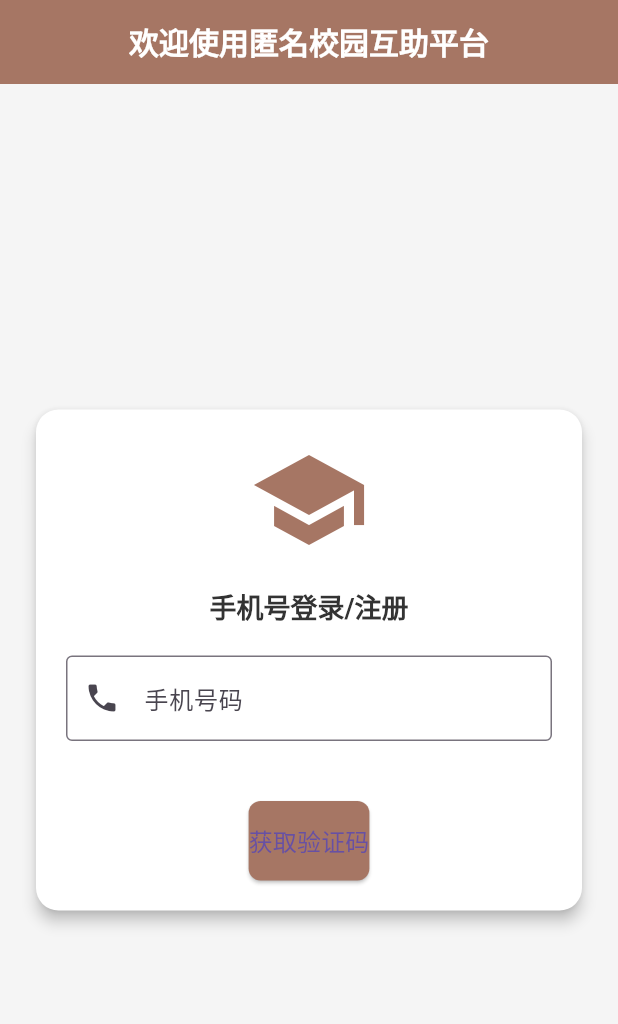
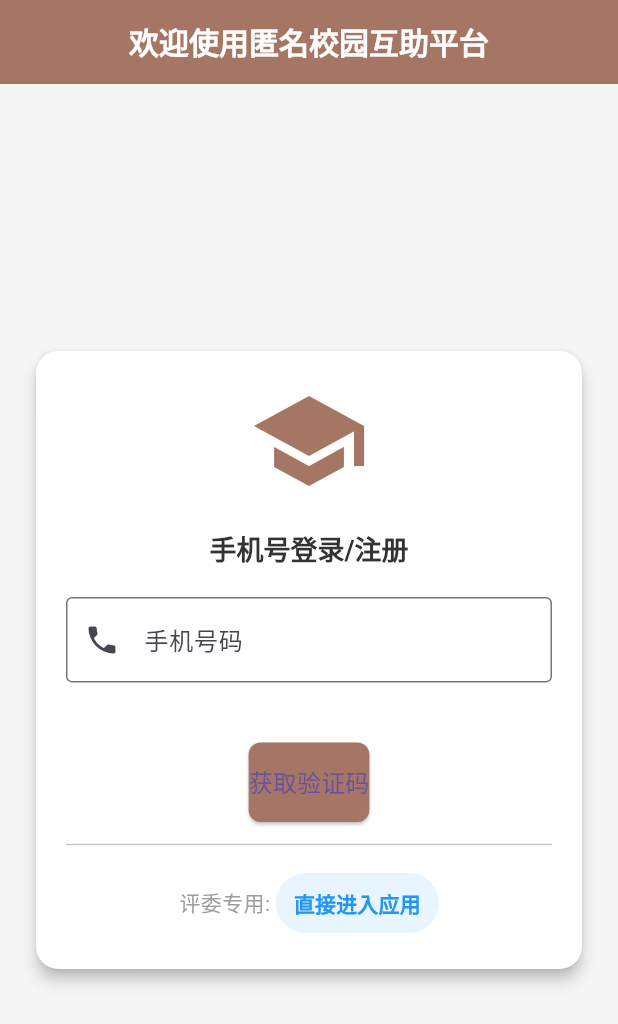
Before and after one commit to AsherDe/StoneU_Hood, a Flutter app: the screen it shows after launch, on a phone screen of 412 x 824 dp. Shown: the top 1024 px of the screen. Run offline on Flutter 3.47's test engine with Material 3 defaults, Android fonts, the light colour scheme and no system bars; our stand-ins replace flutter_local_notifications, flutter_markdown, flutter_secure_storage, shared_preferences, sqflite, timezone and 1 more; missing offline and left inert: device_calendar; accounts and stored records are empty; statements that could not run were skipped.

Commit message:
v1.1.0比赛专版

```diff
--- a/lib/features/ai/services/community_service.dart
+++ b/lib/features/ai/services/community_service.dart
@@ -5,7 +5,7 @@ import 'package:shared_preferences/shared_preferences.dart';
 import '../models/post.dart';
 
 class CommunityService {
-  static const String baseUrl = 'http://127.0.0.1:8081/api';
+  static const String baseUrl = 'http://stoneu.uend.top:8081/api';
 
   // 获取最新帖子列表
   Future<List<Post>> getRecentPosts({int limit = 5}) async {
--- a/lib/features/ai/services/weather_service.dart
+++ b/lib/features/ai/services/weather_service.dart
@@ -1,7 +1,6 @@
 import 'dart:convert';
 import 'package:http/http.dart' as http;
 import 'package:intl/intl.dart';
-import 'package:path/path.dart';
 
 class WeatherService {
   static const String apiKey = '158e173060d97aa31a8e26230a6cb3cc';
--- a/lib/features/community/screens/login_screen.dart
+++ b/lib/features/community/screens/login_screen.dart
@@ -174,7 +174,7 @@ class _LoginScreenState extends State<LoginScreen> {
                             padding: EdgeInsets.symmetric(vertical: 15),
                             backgroundColor: AppTheme.primaryColor,
                           ),
-                          child: Text('获取验证码', style: TextStyle(fontSize: 16)),
+                          child: Text(_otpSent ? '验证并登录' : '获取验证码', style: TextStyle(fontSize: 16)),
                         ),
 
                     if (_otpSent)
@@ -182,6 +182,35 @@ class _LoginScreenState extends State<LoginScreen> {
                         onPressed: _isLoading ? null : _sendOtp,
                         child: Text('重新发送验证码'),
                       ),
+
+                    // 评委专用跳过按钮
+                    Divider(height: 30),
+                    Row(
+                      mainAxisAlignment: MainAxisAlignment.center,
+                      children: [
+                        Text('评委专用: ', style: TextStyle(color: Colors.grey)),
+                        TextButton(
+                          onPressed: () {
+                            Navigator.of(context).pushReplacement(
+                              MaterialPageRoute(builder: (_) => HomeScreen())
+                            );
+                          },
+                          child: Text('直接进入应用',
+                            style: TextStyle(
+                              color: Colors.blue,
+                              fontWeight: FontWeight.bold,
+                            )
+                          ),
+                          style: TextButton.styleFrom(
+                            padding: EdgeInsets.symmetric(horizontal: 12, vertical: 8),
+                            backgroundColor: Colors.blue.withOpacity(0.1),
+                            shape: RoundedRectangleBorder(
+                              borderRadius: BorderRadius.circular(20),
+                            ),
+                          ),
+                        ),
+                      ],
+                    ),
                   ],
                 ),
               ),
```
